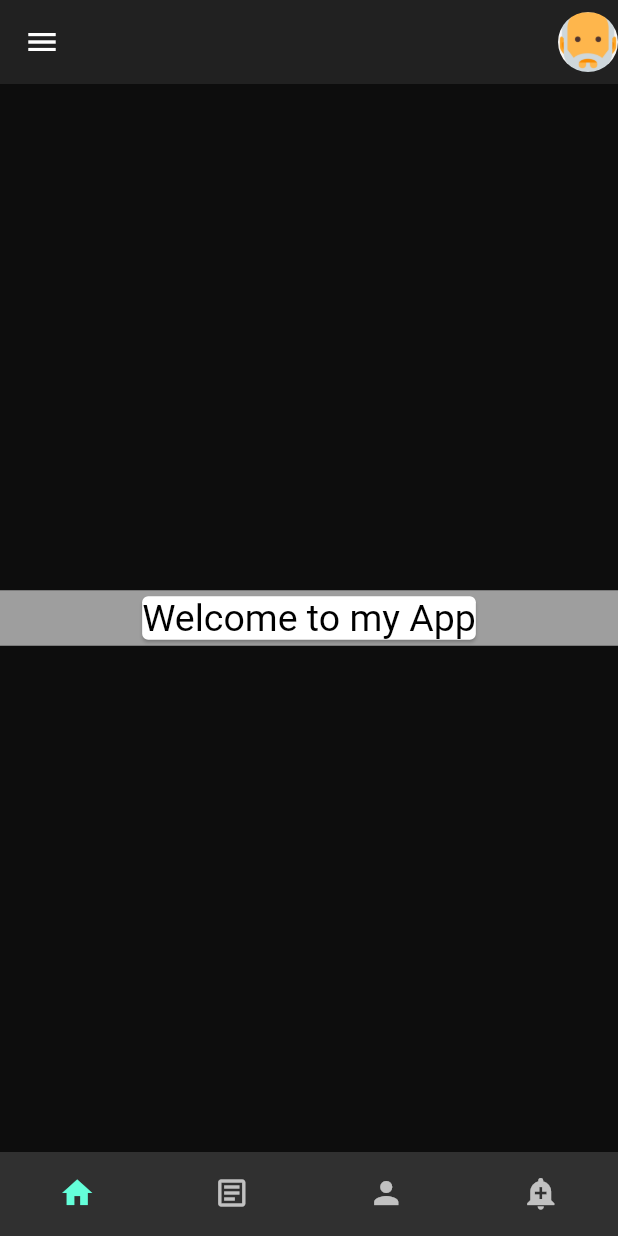
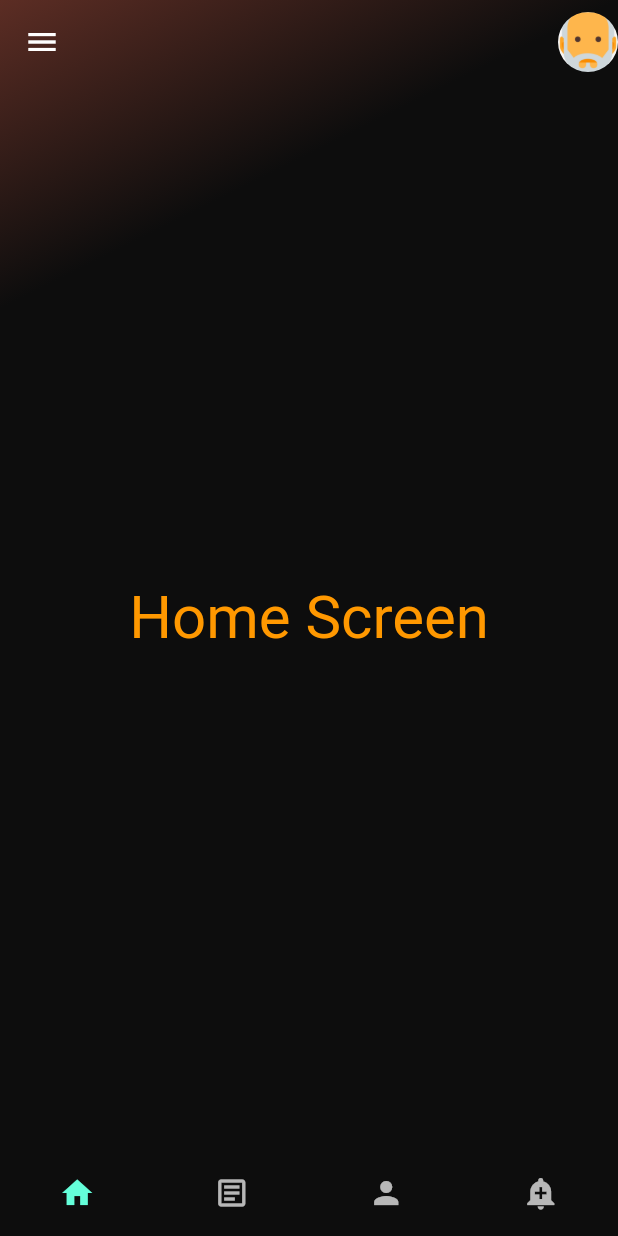
Before and after one commit to MohamedMagdy07/dribbble_task_management, a Flutter app: the HomeLayout screen opened by its route, on a phone screen of 412 x 824 dp. Run offline on Flutter 3.47's test engine with Material 2 defaults, Android fonts, the phone set to English and light mode, and no system bars; our stand-ins replace hexcolor; network calls fail.

Commit message:
Initial commit

```diff
--- a/lib/layout/home_layout.dart
+++ b/lib/layout/home_layout.dart
@@ -1,9 +1,13 @@
 import 'package:dribbble_task_management/modules/layouts/people_screen.dart';
 import 'package:dribbble_task_management/modules/layouts/reminder_screen.dart';
 import 'package:dribbble_task_management/modules/layouts/review_screen.dart';
+import 'package:dribbble_task_management/shared/components/components.dart';
 import 'package:flutter/material.dart';
 import 'package:dribbble_task_management/modules/layouts/home_screen.dart';
 import 'package:dribbble_task_management/sources/data.dart';
+import 'package:hexcolor/hexcolor.dart';
+
+
 
 class HomeLayout extends StatefulWidget {
 
@@ -22,12 +26,17 @@ class _HomeLayoutState extends State<HomeLayout> {
     ReminderScreen(),
   ];
 
-  int index=0;
+  int currentIndex=0;
 
   @override
   Widget build(BuildContext context) {
-    return Scaffold(
+    return gradientedWidget(
+      gradientColor1: HexColor('#0d0d0d'),
+      gradientColor2: HexColor('#5c2d24'),
+      widget: Scaffold(
+        backgroundColor: Colors.transparent,
         appBar: AppBar(
+          backgroundColor: Colors.transparent,
           elevation: 0,
           leading: Icon(
             Icons.menu,
@@ -38,15 +47,16 @@ class _HomeLayoutState extends State<HomeLayout> {
             ),
           ],
         ),
-      body: homeLayout[index],
+        body: homeLayout[currentIndex],
         bottomNavigationBar: BottomNavigationBar(
+          backgroundColor: HexColor('#0d0d0d'),
           type: BottomNavigationBarType.fixed,
-        currentIndex: index,
+          currentIndex: currentIndex,
           showSelectedLabels: false,
           showUnselectedLabels: false,
-        onTap: (value){
+          onTap: (value) {
              setState(() {
-            index=value;
+              currentIndex=value;
             });
           },
           items: [
@@ -76,6 +86,7 @@ class _HomeLayoutState extends State<HomeLayout> {
             ),
           ],
         ),
+      ),
     );
   }
 }
--- a/lib/modules/layouts/home_screen.dart
+++ b/lib/modules/layouts/home_screen.dart
@@ -5,22 +5,17 @@ class HomeScreen extends StatelessWidget {
   @override
   Widget build(BuildContext context) {
     return Scaffold(
+      backgroundColor: Colors.transparent,
       body: Column(
         crossAxisAlignment: CrossAxisAlignment.center,
         mainAxisAlignment: MainAxisAlignment.center,
         children: [
-          Container(
-            color: Colors.grey,
-            child: Center(
-              child: Card(
-                color: Colors.white,
-                child: Text(
-                  'Welcome to my App',
-                  style: TextStyle(
-                    color: Colors.black,
-                    fontSize: 25,
-                  ),
-                ),
+          Center(
+            child: Text(
+              'Home Screen',
+              style: TextStyle(
+                  color: Colors.orange,
+                  fontSize: 40
               ),
             ),
           ),
--- a/lib/modules/layouts/people_screen.dart
+++ b/lib/modules/layouts/people_screen.dart
@@ -6,7 +6,8 @@ class PeopleScreen extends StatelessWidget {
   @override
   Widget build(BuildContext context) {
     return Scaffold(
-      body: SingleChildScrollView(
+        backgroundColor: Colors.transparent,
+        body: SingleChildScrollView(
         child: Padding(
           padding: const EdgeInsetsDirectional.only(
             top: 15,
--- a/lib/modules/layouts/review_screen.dart
+++ b/lib/modules/layouts/review_screen.dart
@@ -18,10 +18,7 @@ class _ReviewScreenState extends State<ReviewScreen> {
 
   @override
   Widget build(BuildContext context) {
-    return gradientedWidget(
-      gradientColor1: HexColor('#0c0c0c'),
-      gradientColor2: HexColor('#5c2d24'),
-      widget: Scaffold(
+    return Scaffold(
         backgroundColor: Colors.transparent,
         body: Padding(
           padding: const EdgeInsets.symmetric(horizontal: 20, vertical: 10),
@@ -52,7 +49,6 @@ class _ReviewScreenState extends State<ReviewScreen> {
             ],
           ),
         ),
-      ),
     );
   }
 }
--- a/lib/shared/components/components.dart
+++ b/lib/shared/components/components.dart
@@ -81,7 +81,7 @@ Widget gradientedWidget({
     gradient: LinearGradient(
       begin: Alignment.bottomRight,
       end: Alignment.topLeft,
-      stops: [0.85,1],
+      stops: [0.8,1],
       colors:[gradientColor1,gradientColor2],
     ),
   ),
```
Also changed, not shown: lib/modules/layouts/reminder_screen.dart (+7 -12 lines). Lines whose indentation alone changed are shown as unchanged.
